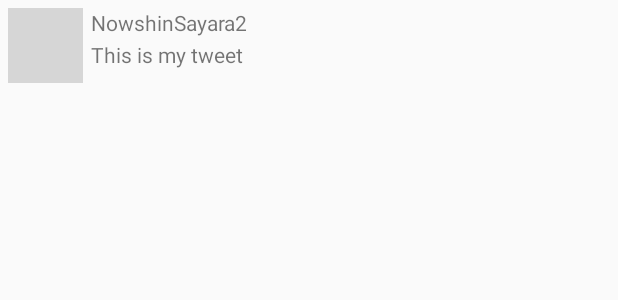
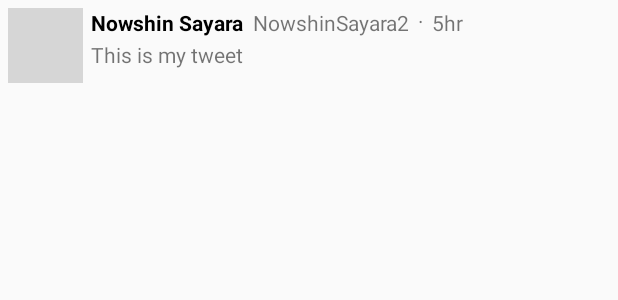
Before and after one commit to NOSH2000/SimpleTweet, an Android app: the layout item_tweet.xml on its own in the app's theme, with its tools: preview values and no code run, on a phone screen of 412 x 824 dp. Shown: the top 300 px of the screen. Run offline under Robolectric (Android 15) with nearby library versions, the phone set to English and light mode, and no system bars; grey boxes are pictures that could not be loaded.

Commit message:
Add timestamp and name

```diff
--- a/app/src/main/res/layout/item_tweet.xml
+++ b/app/src/main/res/layout/item_tweet.xml
@@ -17,8 +17,9 @@
         android:layout_width="wrap_content"
         android:layout_height="wrap_content"
         android:layout_alignParentTop="true"
-        android:layout_marginStart="5dp"
-        android:layout_toEndOf="@+id/ivProfile"
+        android:layout_marginStart="6dp"
+        android:layout_marginTop="0dp"
+        android:layout_toEndOf="@+id/tvName"
         tools:text="NowshinSayara2" />
 
     <TextView
@@ -29,5 +30,38 @@
         android:layout_marginStart="5dp"
         android:layout_marginTop="2dp"
         android:layout_toEndOf="@+id/ivProfile"
+        android:autoLink="all"
+        android:linksClickable="true"
         tools:text="This is my tweet" />
+
+    <TextView
+        android:id="@+id/tvTimestamp"
+        android:layout_width="wrap_content"
+        android:layout_height="wrap_content"
+        android:layout_alignParentTop="true"
+        android:layout_marginStart="5dp"
+        android:layout_marginTop="0dp"
+        android:layout_toEndOf="@+id/tvDot"
+        tools:text="5hr" />
+
+    <TextView
+        android:id="@+id/tvName"
+        android:layout_width="wrap_content"
+        android:layout_height="wrap_content"
+        android:layout_alignParentTop="true"
+        android:layout_marginStart="5dp"
+        android:layout_toEndOf="@+id/ivProfile"
+        android:textStyle="bold"
+        android:textColor="#000000"
+        tools:text="Nowshin Sayara" />
+
+    <TextView
+        android:id="@+id/tvDot"
+        android:layout_width="wrap_content"
+        android:layout_height="wrap_content"
+        android:layout_alignParentTop="true"
+        android:layout_marginStart="5dp"
+        android:layout_marginTop="-5dp"
+        android:layout_toEndOf="@+id/tvScreenName"
+        tools:text="." />
 </RelativeLayout>
```
Also changed, not shown: app/src/main/java/com/codepath/apps/restclienttemplate/TimeFormatter.java (added, +77 -0 lines), app/src/main/java/com/codepath/apps/restclienttemplate/TweetAdapter.java (+11 -3 lines), app/src/main/java/com/codepath/apps/restclienttemplate/models/Tweet.java (+14 -0 lines), 1 other file.
